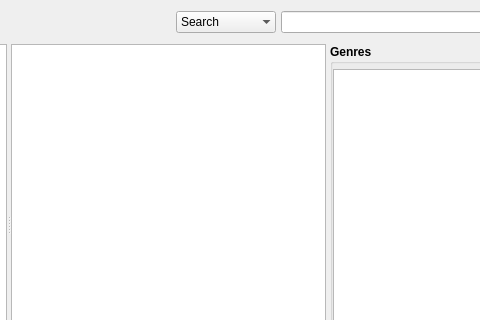
This is src/GUI/Library/GUI_LocalLibrary.ui in return42/sayonara as Qt 5 draws it before an edit; both pictures show x 320 to 800 and y 0 to 320 of the 986 by 813 pixel window. The edited form follows.
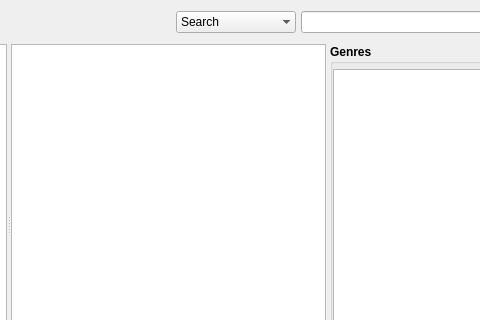
This is the edited form. Icons and pictures are not drawn. Custom widgets are drawn as their Qt base class.

Diff of the .ui file:
```diff
--- a/src/GUI/Library/GUI_LocalLibrary.ui
+++ b/src/GUI/Library/GUI_LocalLibrary.ui
@@ -602,7 +602,7 @@
        </property>
        <property name="minimumSize">
         <size>
-         <width>100</width>
+         <width>120</width>
          <height>0</height>
         </size>
        </property>
```
Left out of the diff: 6 changed lines with no effect on the pictures.
